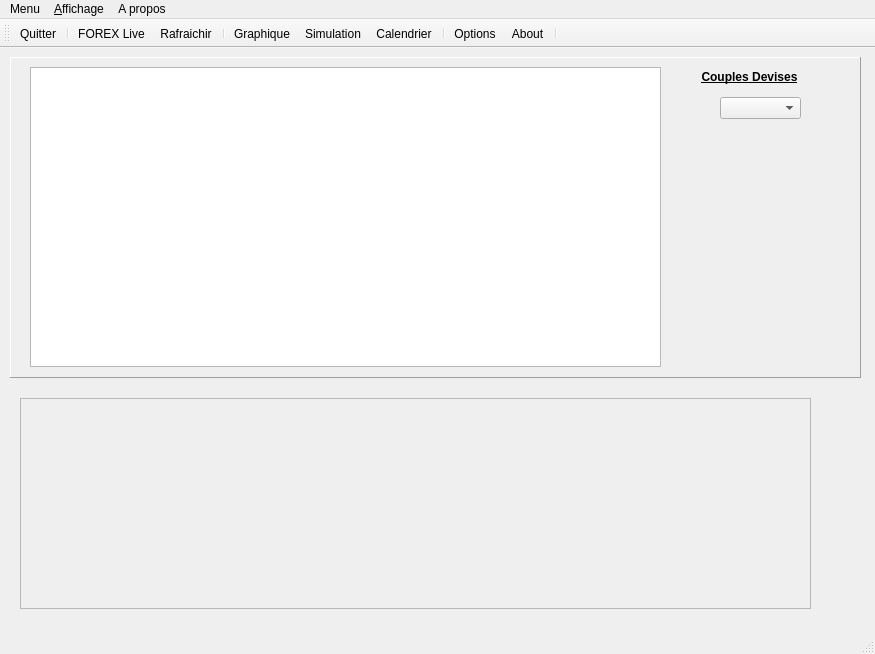
Before: the Qt Designer form Projet3_TRADING/mainwindow.ui in MacFly669/myGitFiles, drawn with Qt 5.
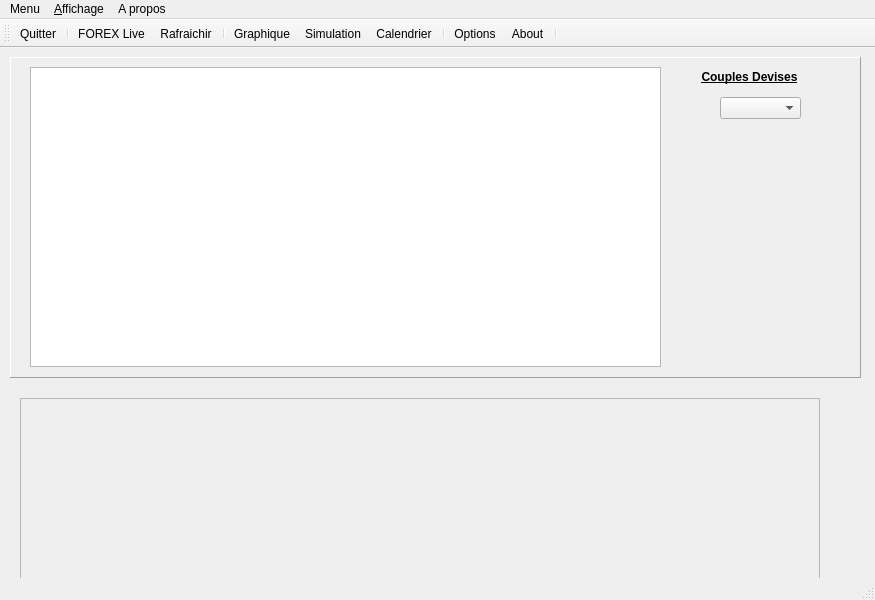
After: the same form once the commit is applied. Icons and pictures are not drawn.

```diff
--- a/Projet3_TRADING/mainwindow.ui
+++ b/Projet3_TRADING/mainwindow.ui
@@ -7,9 +7,15 @@
     <x>0</x>
     <y>0</y>
     <width>875</width>
-    <height>654</height>
+    <height>600</height>
    </rect>
   </property>
+  <property name="maximumSize">
+   <size>
+    <width>875</width>
+    <height>16777215</height>
+   </size>
+  </property>
   <property name="windowTitle">
    <string>TRADING PLUS 2015</string>
   </property>
@@ -252,10 +258,22 @@
      <rect>
       <x>20</x>
       <y>350</y>
-      <width>791</width>
-      <height>211</height>
+      <width>800</width>
+      <height>210</height>
      </rect>
     </property>
+    <property name="minimumSize">
+     <size>
+      <width>800</width>
+      <height>210</height>
+     </size>
+    </property>
+    <property name="maximumSize">
+     <size>
+      <width>800</width>
+      <height>210</height>
+     </size>
+    </property>
     <property name="frameShape">
      <enum>QFrame::StyledPanel</enum>
     </property>
```
Left out of the diff: 2 changed lines with no effect on the pictures.
